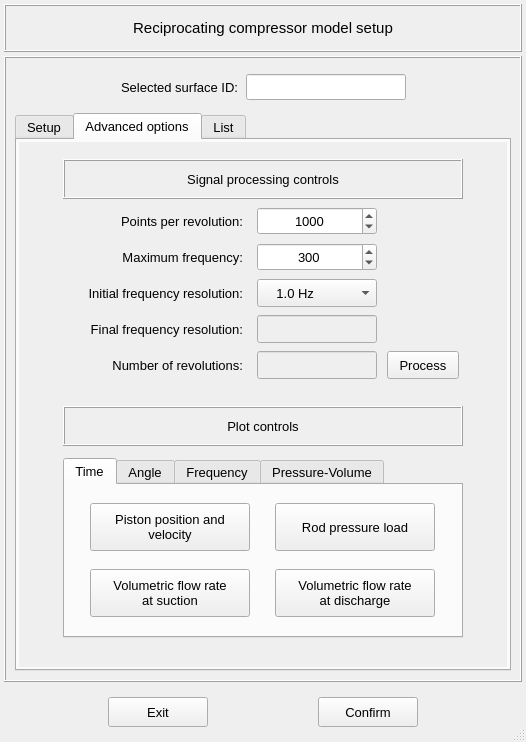
This is vibra/interface/data/ui_files/model/acoustic/excitations/reciprocating_compressor_inputs.ui in MOPT-UFSC/VIBRA as Qt 5 draws it before an edit. The edited form follows.
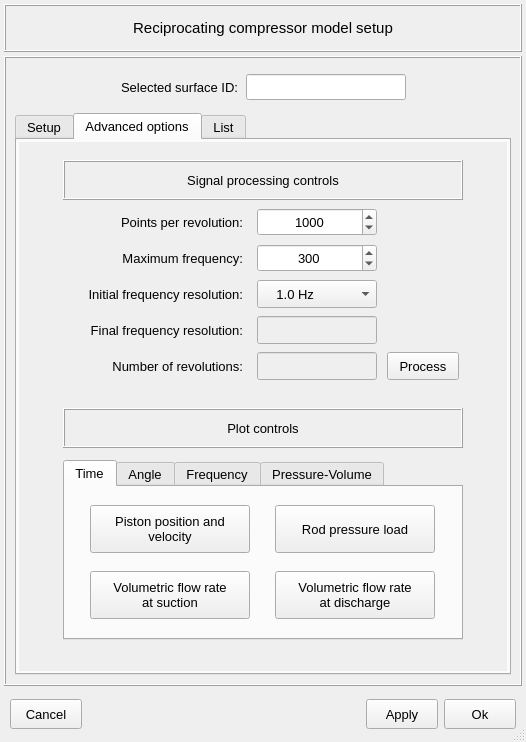
This is the edited form. The open tabs and pages were chosen to show the change. Icons and pictures are not drawn.

Commit message: Standardize the reciprocating compressor UI main buttons

```diff
--- a/vibra/interface/data/ui_files/model/acoustic/excitations/reciprocating_compressor_inputs.ui
+++ b/vibra/interface/data/ui_files/model/acoustic/excitations/reciprocating_compressor_inputs.ui
@@ -123,13 +123,13 @@
      <property name="minimumSize">
       <size>
        <width>0</width>
-       <height>52</height>
+       <height>48</height>
       </size>
      </property>
      <property name="maximumSize">
       <size>
        <width>16777215</width>
-       <height>52</height>
+       <height>48</height>
       </size>
      </property>
      <property name="frameShape">
@@ -140,13 +140,13 @@
      </property>
      <layout class="QGridLayout" name="gridLayout_2">
       <property name="leftMargin">
-       <number>0</number>
+       <number>6</number>
       </property>
       <property name="topMargin">
        <number>0</number>
       </property>
       <property name="rightMargin">
-       <number>0</number>
+       <number>6</number>
       </property>
       <property name="bottomMargin">
        <number>0</number>
@@ -154,17 +154,17 @@
       <property name="verticalSpacing">
        <number>0</number>
       </property>
-      <item row="0" column="1">
-       <widget class="QPushButton" name="pushButton_confirm">
+      <item row="0" column="3">
+       <widget class="QPushButton" name="pushButton_apply_and_close">
         <property name="minimumSize">
          <size>
-          <width>100</width>
+          <width>72</width>
           <height>30</height>
          </size>
         </property>
         <property name="maximumSize">
          <size>
-          <width>100</width>
+          <width>72</width>
           <height>30</height>
          </size>
         </property>
@@ -179,7 +179,45 @@
          <string notr="true"/>
         </property>
         <property name="text">
-         <string>Confirm</string>
+         <string>Ok</string>
+        </property>
+        <property name="autoDefault">
+         <bool>false</bool>
+        </property>
+        <property name="default">
+         <bool>false</bool>
+        </property>
+        <property name="flat">
+         <bool>false</bool>
+        </property>
+       </widget>
+      </item>
+      <item row="0" column="2">
+       <widget class="QPushButton" name="pushButton_apply">
+        <property name="minimumSize">
+         <size>
+          <width>72</width>
+          <height>30</height>
+         </size>
+        </property>
+        <property name="maximumSize">
+         <size>
+          <width>72</width>
+          <height>30</height>
+         </size>
+        </property>
+        <property name="font">
+         <font>
+          <pointsize>10</pointsize>
+          <italic>false</italic>
+          <bold>false</bold>
+         </font>
+        </property>
+        <property name="styleSheet">
+         <string notr="true"/>
+        </property>
+        <property name="text">
+         <string>Apply</string>
         </property>
         <property name="autoDefault">
          <bool>false</bool>
@@ -196,13 +234,13 @@
        <widget class="QPushButton" name="pushButton_exit">
         <property name="minimumSize">
          <size>
-          <width>100</width>
+          <width>72</width>
           <height>30</height>
          </size>
         </property>
         <property name="maximumSize">
          <size>
-          <width>100</width>
+          <width>72</width>
           <height>30</height>
          </size>
         </property>
@@ -217,7 +255,7 @@
          <string notr="true"/>
         </property>
         <property name="text">
-         <string>Exit</string>
+         <string>Cancel</string>
         </property>
         <property name="autoDefault">
          <bool>false</bool>
@@ -230,6 +268,19 @@
         </property>
        </widget>
       </item>
+      <item row="0" column="1">
+       <spacer name="horizontalSpacer_17">
+        <property name="orientation">
+         <enum>Qt::Orientation::Horizontal</enum>
+        </property>
+        <property name="sizeHint" stdset="0">
+         <size>
+          <width>40</width>
+          <height>20</height>
+         </size>
+        </property>
+       </spacer>
+      </item>
      </layout>
     </widget>
    </item>
@@ -2980,7 +3031,7 @@
                   <x>0</x>
                   <y>0</y>
                   <width>486</width>
-                  <height>525</height>
+                  <height>529</height>
                  </rect>
                 </property>
                 <layout class="QGridLayout" name="gridLayout_18">
```
Left out of the diff: 6 changed lines with no effect on the pictures. The commit also changes 4 other files.
